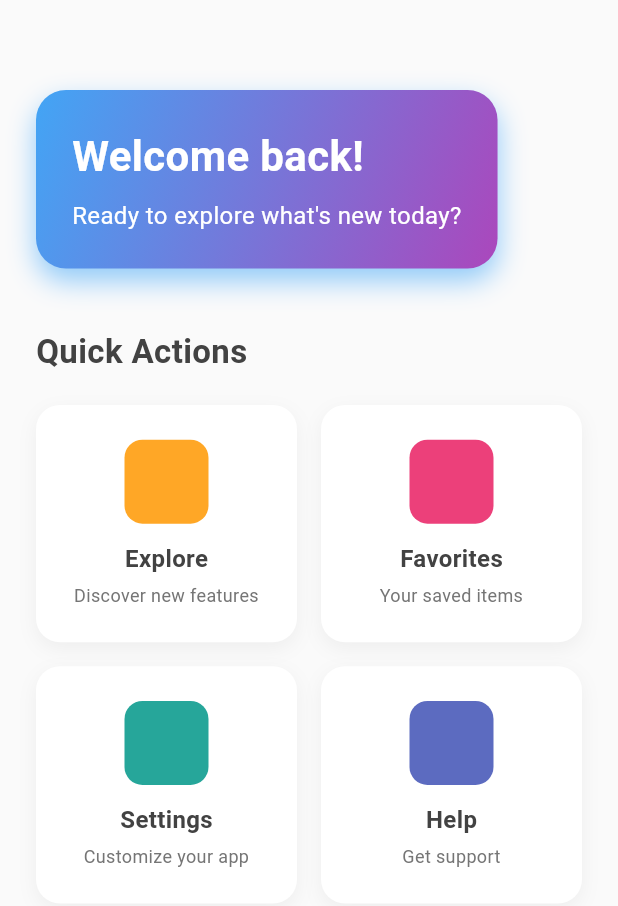
After one commit to chennethelius/centrX, a Flutter app: the HomePage screen opened directly, on a phone screen of 412 x 824 dp. The commit adds this screen. Shown: the top 906 px of the screen. Run offline on Flutter 3.47's test engine with Material 3 defaults, Android fonts, the phone set to English and light mode, and no system bars; our stand-ins replace firebase_auth, firebase_core, google_sign_in; accounts and stored records are empty; generated files the repository leaves out were written again.

Commit message:
added google sign in feature
it doesn't navigate to the home page afterwards

```diff
--- a/flutter_auth/lib/main.dart
+++ b/flutter_auth/lib/main.dart
@@ -1,5 +1,6 @@
 import 'package:flutter/material.dart';
 import 'pages/login_page.dart';
+
 
 import 'package:firebase_core/firebase_core.dart';
 import 'firebase_options.dart';
--- /dev/null
+++ b/flutter_auth/lib/pages/home_page.dart
@@ -0,0 +1,188 @@
+import 'package:flutter/material.dart';
+
+class HomePage extends StatelessWidget {
+  const HomePage({super.key});
+
+
+  @override
+  Widget build(BuildContext context) {
+    return Scaffold(
+      backgroundColor: Colors.grey[50],
+      body: SafeArea(
+        child: Padding(
+          padding: const EdgeInsets.symmetric(horizontal: 24.0),
+          child: Column(
+            crossAxisAlignment: CrossAxisAlignment.start,
+            children: [
+              const SizedBox(height: 60),
+
+              // Welcome Header
+              Container(
+                padding: const EdgeInsets.all(24),
+                decoration: BoxDecoration(
+                  gradient: LinearGradient(
+                    colors: [
+                      Colors.blue.shade400,
+                      Colors.purple.shade400,
+                    ],
+                    begin: Alignment.topLeft,
+                    end: Alignment.bottomRight,
+                  ),
+                  borderRadius: BorderRadius.circular(20),
+                  boxShadow: [
+                    BoxShadow(
+                      color: Colors.blue.shade200,
+                      blurRadius: 15,
+                      offset: const Offset(0, 8),
+                    ),
+                  ],
+                ),
+                child: Column(
+                  crossAxisAlignment: CrossAxisAlignment.start,
+                  children: [
+                    Text(
+                      'Welcome back!',
+                      style: TextStyle(
+                        fontSize: 28,
+                        fontWeight: FontWeight.bold,
+                        color: Colors.white,
+                      ),
+                    ),
+                    const SizedBox(height: 8),
+                    Text(
+                      'Ready to explore what\'s new today?',
+                      style: TextStyle(
+                        fontSize: 16,
+                        color: Colors.white,
+                      ),
+                    ),
+                  ],
+                ),
+              ),
+
+              const SizedBox(height: 40),
+
+              // Quick Actions Section
+              Text(
+                'Quick Actions',
+                style: TextStyle(
+                  fontSize: 22,
+                  fontWeight: FontWeight.w600,
+                  color: Colors.grey[800],
+                ),
+              ),
+
+              const SizedBox(height: 20),
+
+              // Action Cards Grid
+              Expanded(
+                child: GridView.count(
+                  crossAxisCount: 2,
+                  crossAxisSpacing: 16,
+                  mainAxisSpacing: 16,
+                  childAspectRatio: 1.1,
+                  children: [
+                    _buildActionCard(
+                      icon: Icons.explore,
+                      title: 'Explore',
+                      subtitle: 'Discover new features',
+                      color: Colors.orange.shade400,
+                    ),
+                    _buildActionCard(
+                      icon: Icons.favorite,
+                      title: 'Favorites',
+                      subtitle: 'Your saved items',
+                      color: Colors.pink.shade400,
+                    ),
+                    _buildActionCard(
+                      icon: Icons.settings,
+                      title: 'Settings',
+                      subtitle: 'Customize your app',
+                      color: Colors.teal.shade400,
+                    ),
+                    _buildActionCard(
+                      icon: Icons.help_outline,
+                      title: 'Help',
+                      subtitle: 'Get support',
+                      color: Colors.indigo.shade400,
+                    ),
+                  ],
+                ),
+              ),
+
+              const SizedBox(height: 20),
+            ],
+          ),
+        ),
+      ),
+    );
+  }
+
+  Widget _buildActionCard({
+    required IconData icon,
+    required String title,
+    required String subtitle,
+    required Color color,
+  }) {
+    return Container(
+      decoration: BoxDecoration(
+        color: Colors.white,
+        borderRadius: BorderRadius.circular(16),
+        boxShadow: [
+          BoxShadow(
+            color: Colors.grey.shade200,
+            blurRadius: 10,
+            offset: const Offset(0, 4),
+          ),
+        ],
+      ),
+      child: Material(
+        color: Colors.transparent,
+        child: InkWell(
+          borderRadius: BorderRadius.circular(16),
+          onTap: () {
+            // Add your navigation logic here
+          },
+          child: Padding(
+            padding: const EdgeInsets.all(20),
+            child: Column(
+              mainAxisAlignment: MainAxisAlignment.center,
+              children: [
+                Container(
+                  padding: const EdgeInsets.all(12),
+                  decoration: BoxDecoration(
+                    color: color,
+                    borderRadius: BorderRadius.circular(12),
+                  ),
+                  child: Icon(
+                    icon,
+                    size: 32,
+                    color: color,
+                  ),
+                ),
+                const SizedBox(height: 12),
+                Text(
+                  title,
+                  style: TextStyle(
+                    fontSize: 16,
+                    fontWeight: FontWeight.w600,
+                    color: Colors.grey[800],
+                  ),
+                ),
+                const SizedBox(height: 4),
+                Text(
+                  subtitle,
+                  style: TextStyle(
+                    fontSize: 12,
+                    color: Colors.grey[600],
+                  ),
+                  textAlign: TextAlign.center,
+                ),
+              ],
+            ),
+          ),
+        ),
+      ),
+    );
+  }
+}
--- a/flutter_auth/lib/pages/login_page.dart
+++ b/flutter_auth/lib/pages/login_page.dart
@@ -1,7 +1,10 @@
 import 'package:flutter/material.dart';
+import 'package:flutter_auth/services/auth_service.dart';
+import 'package:flutter_auth/pages/home_page.dart';
 
 
 class LoginPage extends StatefulWidget {
+  const LoginPage({super.key});
   @override
   _LoginPageState createState() => _LoginPageState();
 }
@@ -166,7 +169,26 @@ class _LoginPageState extends State<LoginPage> {
                       child: _buildSocialButton(
                         icon: Icons.g_mobiledata,
                         label: 'Google',
-                        onPressed: () {},
+                        onPressed: () async {
+
+                          // 1️⃣ Trigger the Google sign-in flow:
+                          print('lololol');
+                          final userCred = await AuthService().authenticateWithGoogle();
+                          print('poooppo');
+
+
+                          // 2️⃣ If successful, navigate to home; otherwise show an error:
+                          if (userCred != null) {
+                            print('hellooooo new user');
+                            Navigator.pushReplacement(context,
+                              MaterialPageRoute(builder: (_) => const HomePage()),
+                            );
+                          } else {
+                            ScaffoldMessenger.of(context).showSnackBar(
+                              const SnackBar(content: Text('Google sign-in failed or cancelled')),
+                            );
+                          }
+                        },
                       ),
                     ),
                     const SizedBox(width: 16),
--- a/flutter_auth/lib/services/auth_service.dart
+++ b/flutter_auth/lib/services/auth_service.dart
@@ -1,20 +1,80 @@
-import 'dart:async';
-
 import 'package:firebase_auth/firebase_auth.dart';
 import 'package:google_sign_in/google_sign_in.dart';
 
+/// Central service handling Firebase and Google Sign-In authentication logic
 class AuthService {
-  // instance of auth
+  // FirebaseAuth instance for Firebase operations
   final FirebaseAuth _firebaseAuth = FirebaseAuth.instance;
 
-  // get current user
-  User? getCurrentUser() {
-  return _firebaseAuth.currentUser;
-}
+  // GoogleSignIn instance for Google authentication
+  final GoogleSignIn _googleSignIn = GoogleSignIn.instance;
 
-  // sign out
-  Future<void> signOut() async {
-    return await _firebaseAuth.signOut();
+  /// Initializes Google Sign-In for silent authentication if possible.
+  /// Call once in initState(), e.g., in LoginPage.initState().
+  Future<void> initializeGoogleSignIn({
+    String? clientId,
+    String? serverClientId,
+    void Function(GoogleSignInAuthenticationEvent)? onAuthEvent,
+    void Function(Object)? onAuthError,
+  }) async {
+    // Start initialization without awaiting to avoid blocking UI
+    _googleSignIn
+        .initialize(clientId: clientId, serverClientId: serverClientId)
+        .then((_) {
+      if (onAuthEvent != null) {
+        // Listen for sign-in and sign-out events
+        _googleSignIn.authenticationEvents
+            .listen(onAuthEvent)
+            .onError(onAuthError ?? (e) {});
+      }
+      // Attempt silent sign-in if credentials are cached (no UI)
+      _googleSignIn.attemptLightweightAuthentication();
+    });
   }
 
+  /// Starts the interactive Google Sign-In flow.
+  /// Must be called from a user gesture (e.g., button press).
+  Future<UserCredential?> authenticateWithGoogle() async {
+    try {
+      // Check if interactive sign-in is supported on this platform
+      if (!_googleSignIn.supportsAuthenticate()) {
+        throw Exception('Interactive Google Sign-In not supported.');
+      }
+
+      // Launch the full Google Sign-In UI
+      await _googleSignIn.authenticate();
+
+      // Wait for the next "signedIn" event
+      final event = await _googleSignIn.authenticationEvents.firstWhere(
+        (e) => e is GoogleSignInAuthenticationEventSignIn,
+      ) as GoogleSignInAuthenticationEventSignIn;
+
+      // Get the signed-in Google account
+      final account = event.user;
+
+      // Retrieve OAuth tokens (access and ID) synchronously
+      final googleAuth = account.authentication;
+
+      // Create a new Firebase credential using Google tokens
+      final credential = GoogleAuthProvider.credential(
+        //accessToken: googleAuth.accessToken,
+        idToken: googleAuth.idToken,
+      );
+
+      // Sign in to Firebase with the credential
+      return await _firebaseAuth.signInWithCredential(credential);
+    } catch (e) {
+      print('❌ Google sign-in error: $e');
+      return null;
+    }
   }
+
+  /// Signs out from both Google and Firebase.
+  Future<void> signOut() async {
+    await _googleSignIn.signOut();
+    await _firebaseAuth.signOut();
+  }
+
+  /// Returns the currently signed-in Firebase user, if any.
+  User? get currentUser => _firebaseAuth.currentUser;
+}
```
Also changed, not shown: 2 other files.
